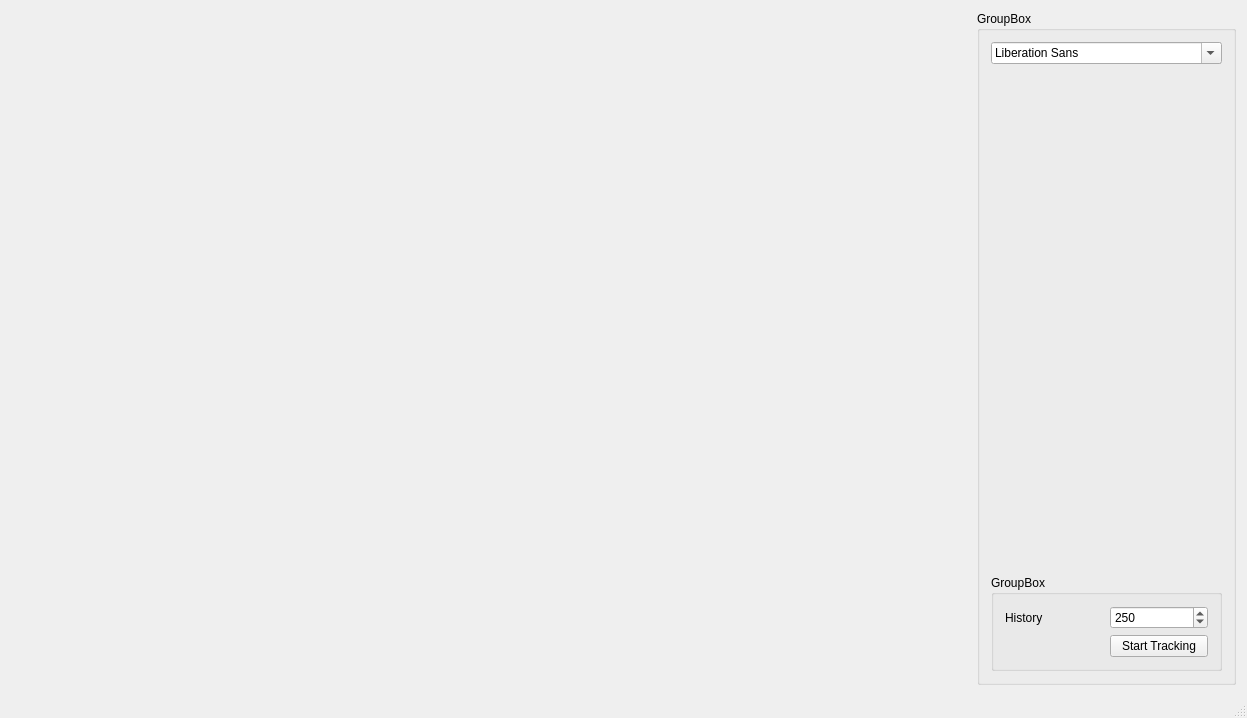
ECToo/KinectMouse, file KinectMouse/KinectMouse/kinectmousewindow.ui: the form before one commit.
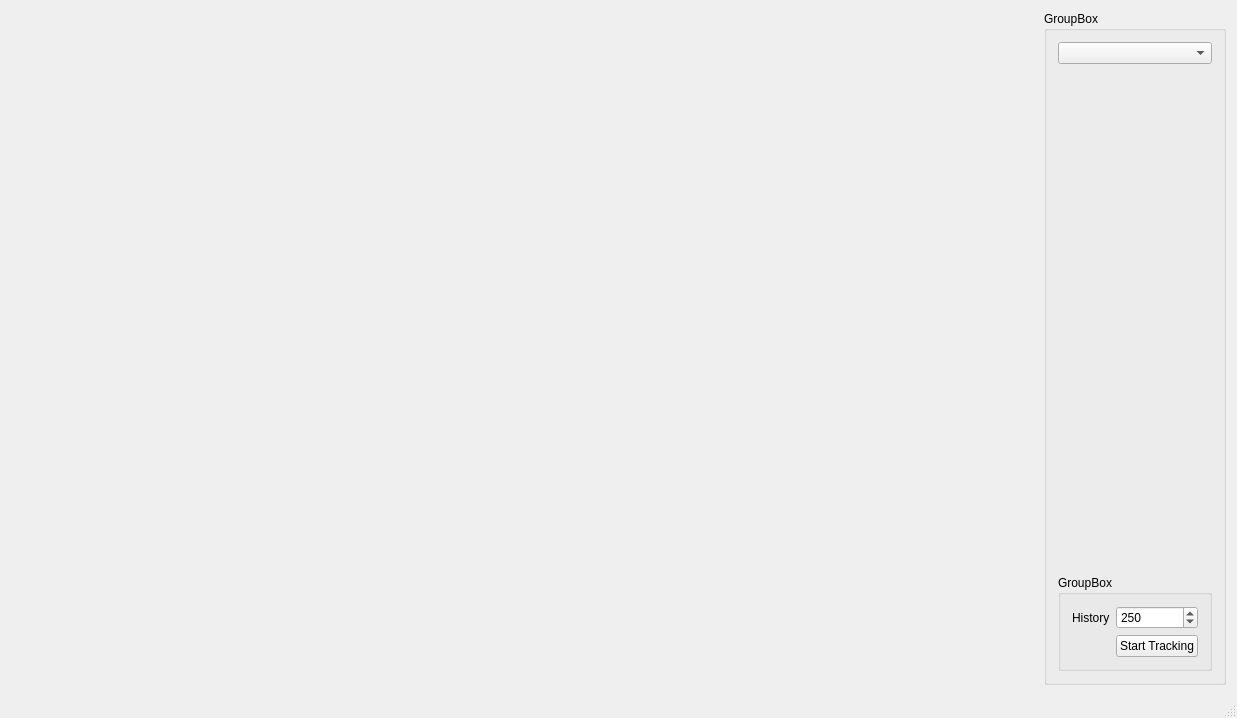
The form after the commit.

```diff
--- a/KinectMouse/KinectMouse/kinectmousewindow.ui
+++ b/KinectMouse/KinectMouse/kinectmousewindow.ui
@@ -6,7 +6,7 @@
    <rect>
     <x>0</x>
     <y>0</y>
-    <width>1077</width>
+    <width>1237</width>
     <height>718</height>
    </rect>
   </property>
@@ -56,7 +56,7 @@
         <enum>QLayout::SetDefaultConstraint</enum>
        </property>
        <item>
-        <widget class="QFontComboBox" name="fontComboBox"/>
+        <widget class="QComboBox" name="filterBox"/>
        </item>
        <item>
         <spacer name="verticalSpacer">
```
